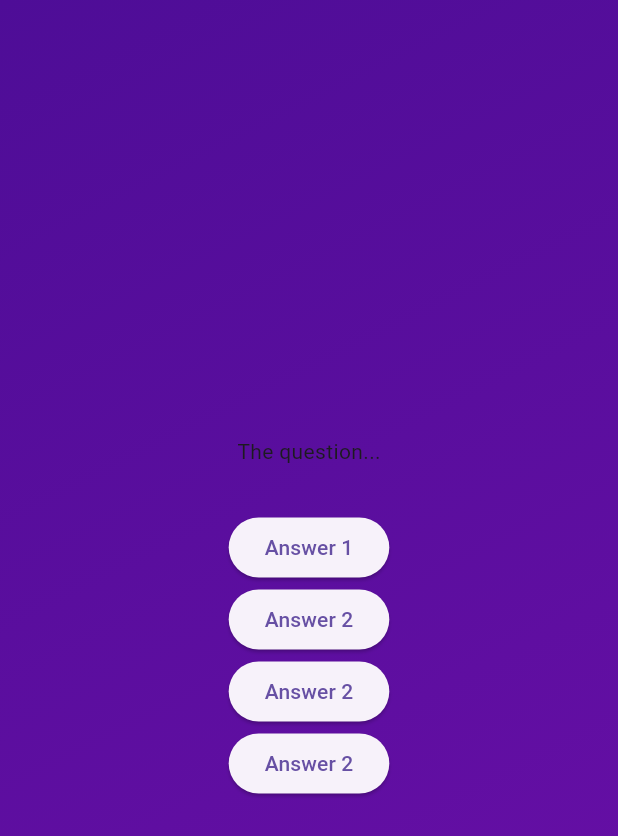
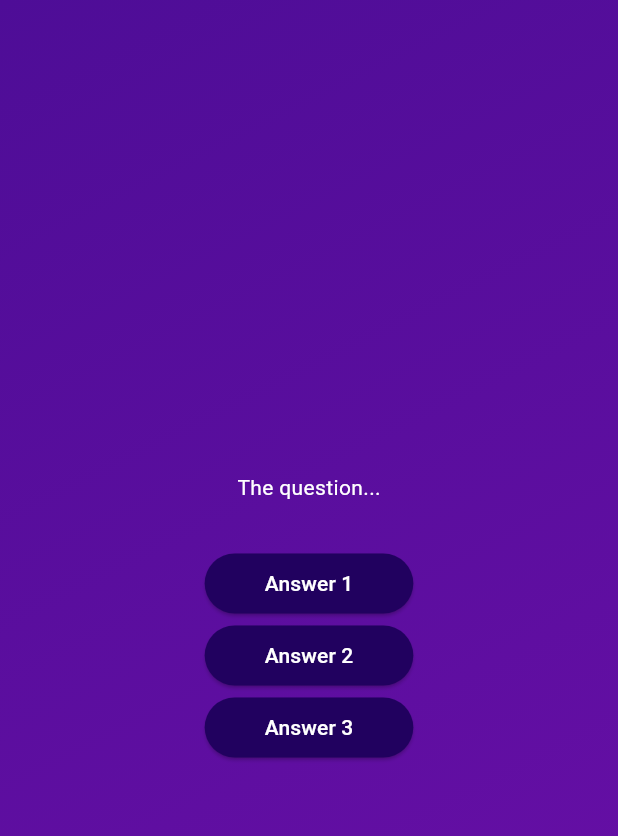
Before and after one commit to Isco170/Flutter_projects, a Flutter app: the screen it shows after launch, after a tap on "Start Quiz", on a phone screen of 412 x 824 dp. Shown: the top 836 px of the screen. Run offline on Flutter 3.47's test engine with Material 3 defaults, Android fonts, the phone set to English and light mode, and no system bars.

Commit message:
Creating a Reusable, Custom Styled Button

```diff
--- /dev/null
+++ b/adv_basics/lib/answer_button.dart
@@ -0,0 +1,25 @@
+import 'package:flutter/material.dart';
+
+class AnswerButton extends StatelessWidget {
+  const AnswerButton(
+      {super.key, required this.answerText, required this.onTap});
+
+  final String answerText;
+  final void Function() onTap;
+
+  @override
+  Widget build(BuildContext context) {
+    return ElevatedButton(
+      onPressed: onTap,
+      style: ElevatedButton.styleFrom(
+        padding: const EdgeInsets.symmetric(vertical: 10, horizontal: 40),
+        backgroundColor: const Color.fromARGB(255, 33, 1, 95),
+        foregroundColor: Colors.white,
+        shape: RoundedRectangleBorder(
+          borderRadius: BorderRadius.circular(40),
+        ),
+      ),
+      child: Text(answerText),
+    );
+  }
+}
--- a/adv_basics/lib/questions_screen.dart
+++ b/adv_basics/lib/questions_screen.dart
@@ -1,3 +1,4 @@
+import 'package:adv_basics/answer_button.dart';
 import 'package:flutter/material.dart';
 
 class QuestionsScreen extends StatefulWidget {
@@ -17,24 +18,14 @@ class _QuestionsScreen extends State<QuestionsScreen> {
       child: Column(
         mainAxisAlignment: MainAxisAlignment.center,
         children: [
-          const Text('The question...'),
+          const Text(
+            'The question...',
+            style: TextStyle(color: Colors.white),
+          ),
           const SizedBox(height: 30),
-          ElevatedButton(
-            onPressed: () {},
-            child: const Text('Answer 1'),
-          ),
-          ElevatedButton(
-            onPressed: () {},
-            child: const Text('Answer 2'),
-          ),
-          ElevatedButton(
-            onPressed: () {},
-            child: const Text('Answer 2'),
-          ),
-          ElevatedButton(
-            onPressed: () {},
-            child: const Text('Answer 2'),
-          )
+          AnswerButton(answerText: 'Answer 1', onTap: () {}),
+          AnswerButton(answerText: 'Answer 2', onTap: () {}),
+          AnswerButton(answerText: 'Answer 3', onTap: () {}),
         ],
       ),
     );
```
